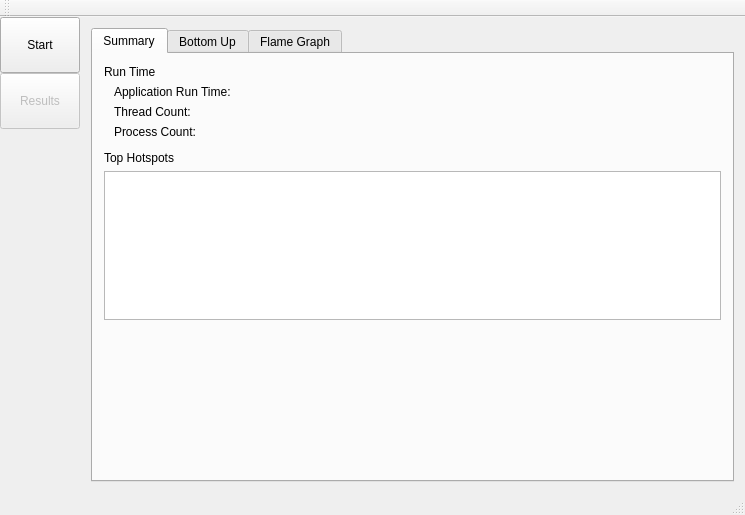
First picture: the form in src/mainwindow.ui, repository KDAB/hotspot, before the edit.
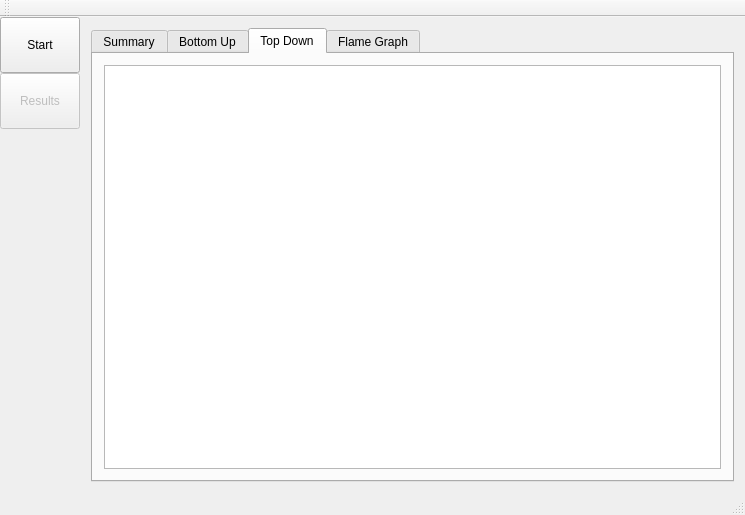
Second picture: the form after the edit. The open tabs and pages were chosen to show the change. Icons and pictures are not drawn. Custom widgets are drawn as their Qt base class.

Commit message:
Add top-down tree view and enable related feature in flame graph
The top-down flame graph view is now also enabled by default,
as it's the more useful visualization in most cases.

Patch:
```diff
--- a/src/mainwindow.ui
+++ b/src/mainwindow.ui
@@ -508,6 +508,16 @@
             </item>
            </layout>
           </widget>
+          <widget class="QWidget" name="topDownTab">
+           <attribute name="title">
+            <string>Top Down</string>
+           </attribute>
+           <layout class="QVBoxLayout" name="verticalLayout_2">
+            <item>
+             <widget class="QTreeView" name="topDownTreeView"/>
+            </item>
+           </layout>
+          </widget>
           <widget class="QWidget" name="flameGraphTab">
            <property name="toolTip">
             <string>Visually analyze CPU hotspots with a flame graph</string>
```
Left out of the diff: 2 changed lines with no effect on the pictures. The commit also changes 6 other files.
